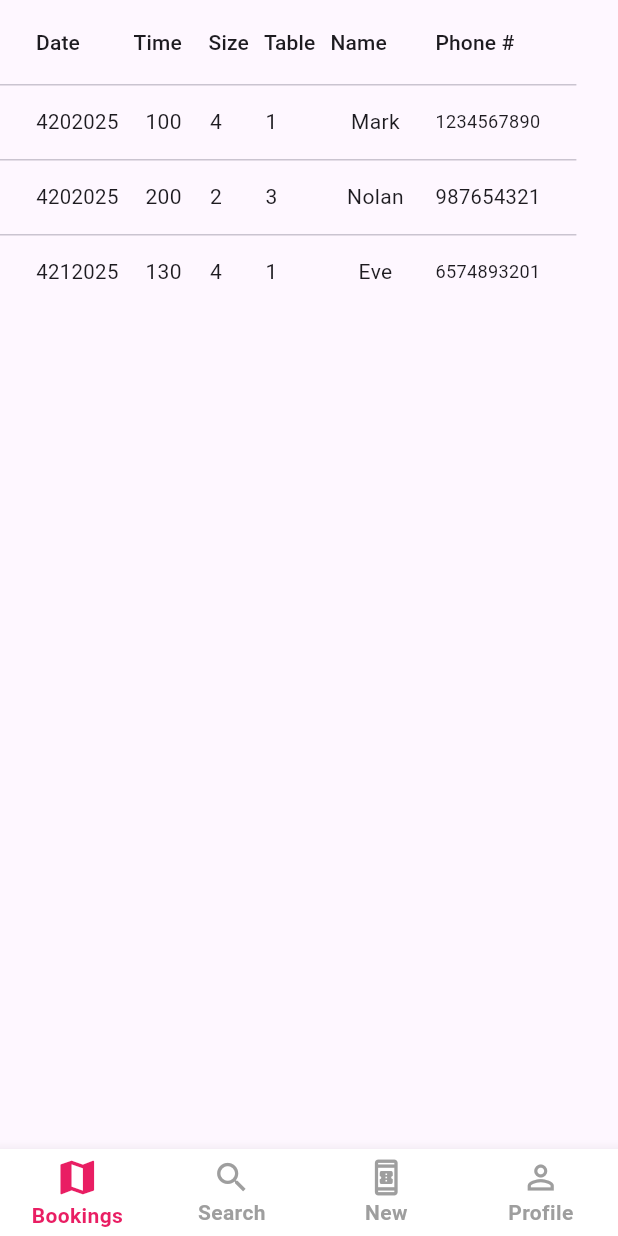
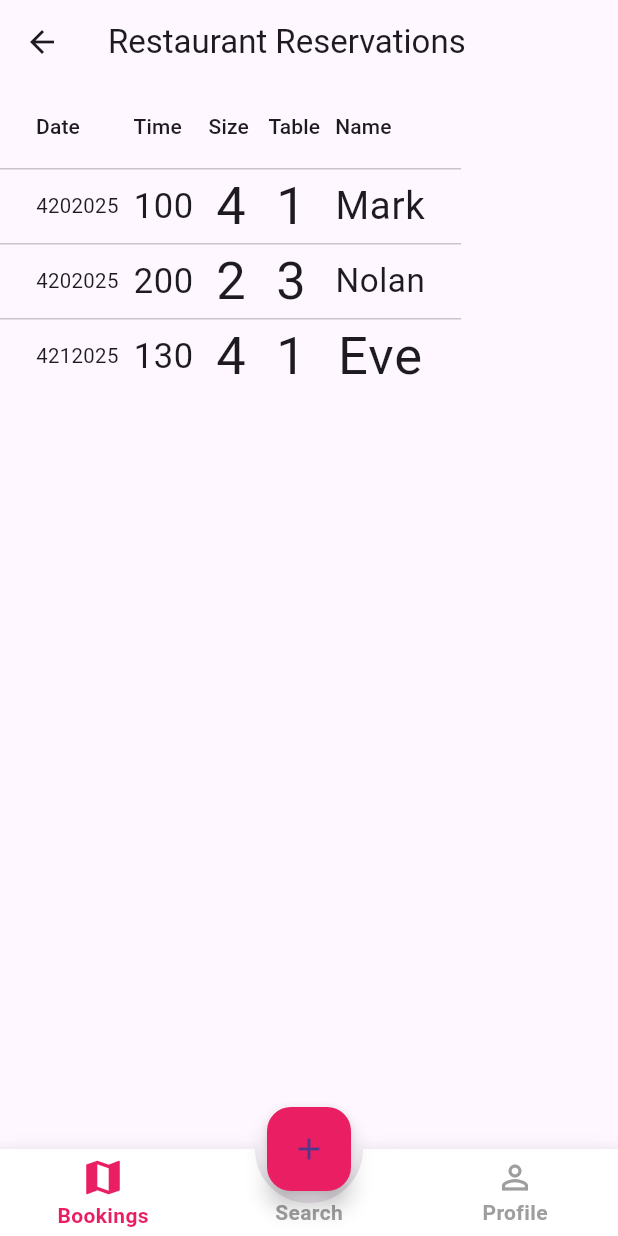
Before and after one commit to busterblake/Matador-Reservations, a Flutter app: the Resturantreservations screen opened directly, on a phone screen of 412 x 824 dp. Run offline on Flutter 3.47's test engine with Material 3 defaults, Android fonts, the phone set to English and light mode, and no system bars; drawn by our look-alikes of stylish_bottom_bar; our stand-ins replace cloud_firestore, firebase_auth, firebase_core, flutter_rating, google_maps_flutter, quickalert and 1 more; missing offline and left inert: calendar_day_slot_navigator; accounts and stored records are empty.

Commit message:
addReservation update
restaurant side updated with add reservation

```diff
--- a/google_maps_in_flutter/lib/ResturantReservations.dart
+++ b/google_maps_in_flutter/lib/ResturantReservations.dart
@@ -1,5 +1,4 @@
 import 'package:flutter/material.dart';
-// import 'dart:convert'; unsed import
 import 'package:stylish_bottom_bar/stylish_bottom_bar.dart';
 import 'ReservationData.dart';
 import 'addReservation.dart';
@@ -7,38 +6,56 @@ import 'search_page.dart';
 import 'profile_page.dart';
 
 class Resturantreservations extends StatefulWidget {
-
-
   const Resturantreservations({super.key});
 
   @override
   State<Resturantreservations> createState() => ResturantReservationState();
-
 }
 
-class ResturantReservationState extends State<Resturantreservations>{
+class ResturantReservationState extends State<Resturantreservations> {
   int myIndex = 0;
-   List<Reservation> data =List.from(reservations);
+  List<Reservation> data = List.from(reservations);
   final PageController _pageController = PageController(initialPage: 0);
+
+  final String restaurantId = "matador1"; // hardcoded or retrieve from login context
 
   @override
   void dispose() {
     _pageController.dispose();
     super.dispose();
   }
+
   @override
   Widget build(BuildContext context) {
     return Scaffold(
+      appBar: AppBar(title: Text("Restaurant Reservations")),
 
+      // Add button to manually create reservation
+      floatingActionButton: FloatingActionButton(
+        backgroundColor: Colors.pink,
+        onPressed: () async {
+          final result = await Navigator.push(
+            context,
+            MaterialPageRoute(
+              builder: (context) => Addreservation(restaurantId: restaurantId),
+            ),
+          );
 
+          if (result == true) {
+            // TODO: Refresh from Firebase here in future
+            setState(() {
+              data = List.from(reservations); // currently just reloads local
+            });
+          }
+        },
+        child: Icon(Icons.add),
+      ),
 
       floatingActionButtonLocation: FloatingActionButtonLocation.centerDocked,
+
       bottomNavigationBar: StylishBottomBar(
         option: AnimatedBarOptions(iconStyle: IconStyle.Default),
-        hasNotch: false,
-        //fabLocation: StylishBarFabLocation.center,
-        //notchStyle: NotchStyle.circle,
-        //currentIndex: _currentIndex,
+        hasNotch: true,
         items: [
           BottomBarItem(
             icon: const Icon(Icons.map_outlined),
@@ -51,13 +68,6 @@ class ResturantReservationState extends State<Resturantreservations>{
             icon: const Icon(Icons.search_outlined),
             selectedIcon: const Icon(Icons.search),
             title: const Text('Search'),
-            selectedColor: Colors.pink,
-            unSelectedColor: Colors.grey,
-          ),
-          BottomBarItem(
-            icon: const Icon(Icons.book_online_outlined),
-            selectedIcon: const Icon(Icons.book_online),
-            title: const Text('New'),
             selectedColor: Colors.pink,
             unSelectedColor: Colors.grey,
           ),
@@ -76,23 +86,20 @@ class ResturantReservationState extends State<Resturantreservations>{
           _pageController.jumpToPage(index);
         },
       ),
+
       body: PageView(
         controller: _pageController,
         physics: const NeverScrollableScrollPhysics(),
         children: [
-
-        Center(child: tableUI(),),
-
-          const SearchPage(), // Index 1
-          const Addreservation(), // Index 2
-          const ProfilePage(), // Index 3
+          Center(child: tableUI()),     // Index 0: Bookings
+          const SearchPage(),           // Index 1: Search
+          const ProfilePage(),          // Index 2: Profile
         ],
       ),
-
     );
   }
 
-  Widget tableUI(){
+  Widget tableUI() {
     return SafeArea(
       child: SizedBox.expand(
         child: SingleChildScrollView(
@@ -107,31 +114,30 @@ class ResturantReservationState extends State<Resturantreservations>{
               dataRowMaxHeight: 50,
             ),
           ),
-        )
-      )
+        ),
+      ),
     );
   }
 
   List<DataColumn> createColumns() {
-    return[
-      DataColumn(label: Text("Date", textAlign: TextAlign.center,)),
-      DataColumn(label: Text("Time", textAlign: TextAlign.center,)),
-      DataColumn(label: Text("Size", textAlign: TextAlign.center,)),
-      DataColumn(label: Text("Table", textAlign: TextAlign.center,)),
-      DataColumn(label: Text("Name", textAlign: TextAlign.center,)),
-      DataColumn(label: Text("Phone #", textAlign: TextAlign.center,)),
+    return [
+      DataColumn(label: Text("Date", textAlign: TextAlign.center)),
+      DataColumn(label: Text("Time", textAlign: TextAlign.center)),
+      DataColumn(label: Text("Size", textAlign: TextAlign.center)),
+      DataColumn(label: Text("Table", textAlign: TextAlign.center)),
+      DataColumn(label: Text("Name", textAlign: TextAlign.center)),
     ];
   }
 
-  List<DataRow> createRows(){
-    return data.map((e){
-      return DataRow(cells: [
-        DataCell(SizedBox(width: 55, child: FittedBox( fit: BoxFit.scaleDown,child:Text(e.date.toString(), textAlign: TextAlign.center,),),),),
-        DataCell(SizedBox(width: 40, child: FittedBox( fit: BoxFit.scaleDown,child:Text(e.time.toString(), textAlign: TextAlign.center,),),),),
-        DataCell(SizedBox(width: 10, child: FittedBox( fit: BoxFit.scaleDown,child:Text(e.size.toString(), textAlign: TextAlign.center,),),),),
-        DataCell(SizedBox(width: 10, child: FittedBox( fit: BoxFit.scaleDown,child:Text(e.table.toString(), textAlign: TextAlign.center,),),),),
-        DataCell(SizedBox(width: 60, child: FittedBox( fit: BoxFit.scaleDown,child:Text(e.name),),),),
-        DataCell(SizedBox(width: 70, child: FittedBox( fit: BoxFit.scaleDown,child:Text(e.number.toString(), textAlign: TextAlign.center,),),),),
+  List<DataRow> createRows() {
+    return data.map((e) {
+      return DataRow(
+        cells: [
+          DataCell(SizedBox(width: 55, child: FittedBox(child: Text(e.date.toString())))),
+          DataCell(SizedBox(width: 40, child: FittedBox(child: Text(e.time.toString())))),
+          DataCell(SizedBox(width: 30, child: FittedBox(child: Text(e.size.toString())))),
+          DataCell(SizedBox(width: 30, child: FittedBox(child: Text(e.table.toString())))),
+          DataCell(SizedBox(width: 60, child: FittedBox(child: Text(e.name)))),
         ],
       );
     }).toList();
```
Also changed, not shown: google_maps_in_flutter/lib/ReservationSearch.dart (+27 -1 lines), google_maps_in_flutter/lib/addReservation.dart (+107 -8 lines). Lines whose indentation alone changed are shown as unchanged.
